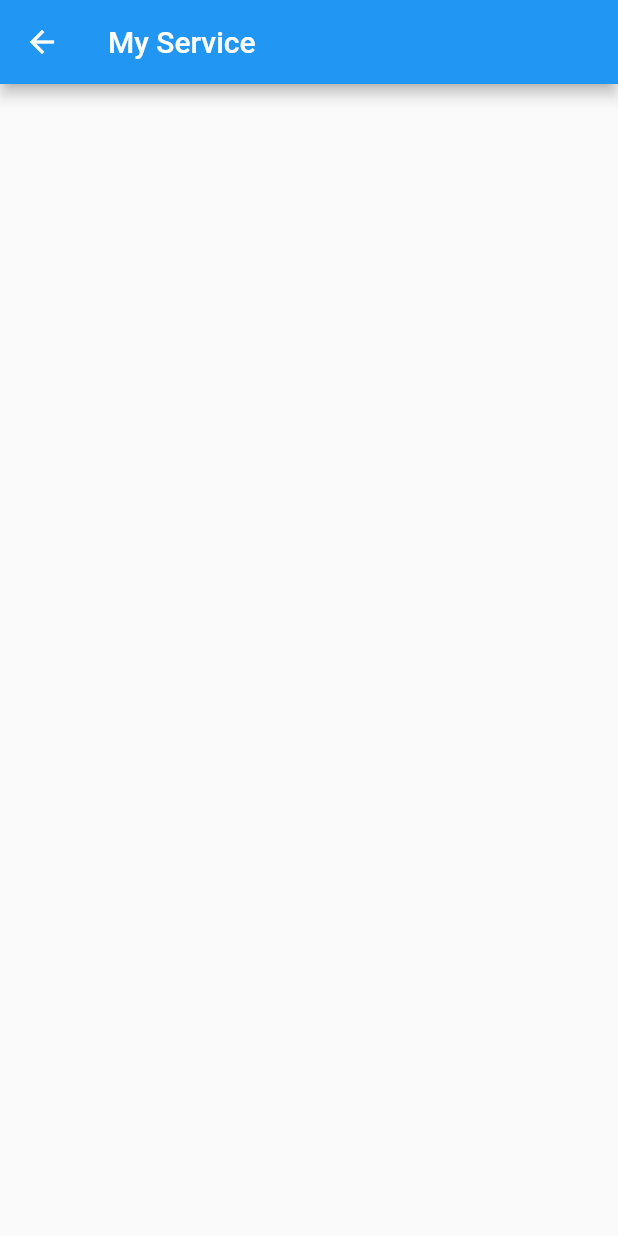
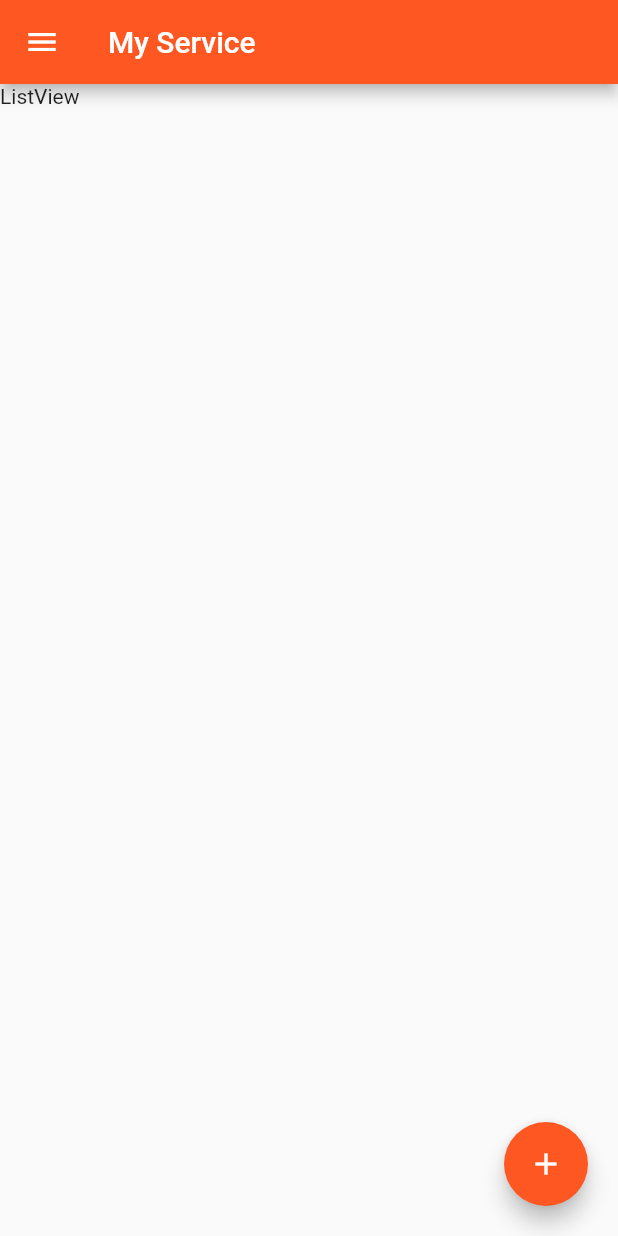
Before and after one commit to masterUNG/UngBuildingPTE, a Flutter app: the MyService screen opened directly, on a phone screen of 412 x 824 dp. Run offline on Flutter 3.47's test engine with Material 2 defaults, Android fonts, the phone set to English and light mode, and no system bars; our stand-ins replace dio, google_fonts, image_picker.

```diff
--- a/lib/main.dart
+++ b/lib/main.dart
@@ -9,6 +9,7 @@ class MyApp extends StatelessWidget {
   @override
   Widget build(BuildContext context) {
     return MaterialApp(
+      theme: ThemeData(primarySwatch: Colors.deepOrange),
       home: Authen(),
     );
   }
--- a/lib/screens/my_service.dart
+++ b/lib/screens/my_service.dart
@@ -1,4 +1,5 @@
 import 'package:flutter/material.dart';
+import 'package:ungbuilding/widget/list_building.dart';
 
 class MyService extends StatefulWidget {
   @override
@@ -6,10 +7,22 @@ class MyService extends StatefulWidget {
 }
 
 class _MyServiceState extends State<MyService> {
+  // Filed
+  Widget currentWidget = ListBuilding();
+
+  // Method
+  Widget showDrawer() {
+    return Drawer();
+  }
+
   @override
   Widget build(BuildContext context) {
     return Scaffold(
-      appBar: AppBar(title: Text('My Service'),),
+      appBar: AppBar(
+        title: Text('My Service'),
+      ),
+      drawer: showDrawer(),
+      body: currentWidget,
     );
   }
 }
--- /dev/null
+++ b/lib/widget/list_building.dart
@@ -0,0 +1,51 @@
+import 'package:flutter/material.dart';
+import 'package:ungbuilding/screens/add_building.dart';
+
+class ListBuilding extends StatefulWidget {
+  @override
+  _ListBuildingState createState() => _ListBuildingState();
+}
+
+class _ListBuildingState extends State<ListBuilding> {
+  // Field
+
+  // Method
+  Widget addBuildingButton() {
+    return Column(mainAxisAlignment: MainAxisAlignment.end,
+      children: <Widget>[
+        Row(
+          mainAxisAlignment: MainAxisAlignment.end,
+          children: <Widget>[
+            Container(margin: EdgeInsets.only(right: 20.0, bottom: 20.0,),
+              child: FloatingActionButton(
+                child: Icon(Icons.add),
+                onPressed: () {
+
+                    MaterialPageRoute materialPageRoute = MaterialPageRoute(builder: (BuildContext buildContext){return AddBuildtin();});
+                    Navigator.of(context).push(materialPageRoute);
+
+                },
+              ),
+            ),
+          ],
+        ),
+      ],
+    );
+  }
+
+  Widget showListView() {
+    return ListView(
+      children: <Widget>[Text('ListView')],
+    );
+  }
+
+  @override
+  Widget build(BuildContext context) {
+    return Stack(
+      children: <Widget>[
+        showListView(),
+        addBuildingButton(),
+      ],
+    );
+  }
+}
--- a/pubspec.yaml
+++ b/pubspec.yaml
@@ -47,6 +47,7 @@ flutter:
   assets:
    - images/logo.png
    - images/avatar.png
+   - images/camera.png
 
   # An image asset can refer to one or more resolution-specific "variants", see
   # https://flutter.dev/assets-and-images/#resolution-aware.
```
Also changed, not shown: lib/screens/add_building.dart (added, +78 -0 lines), images/camera.png (added).
